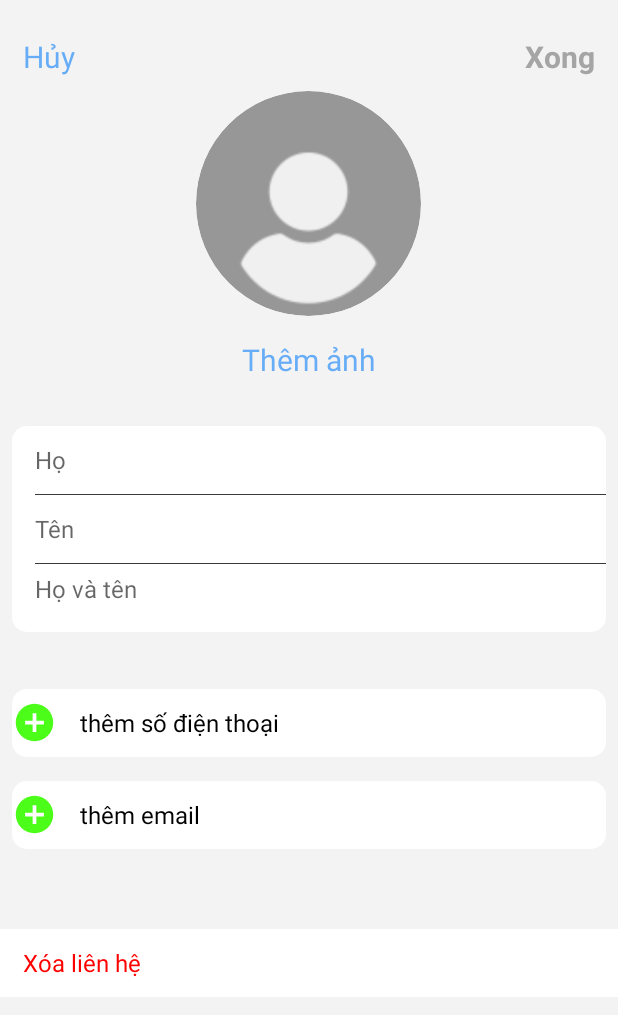
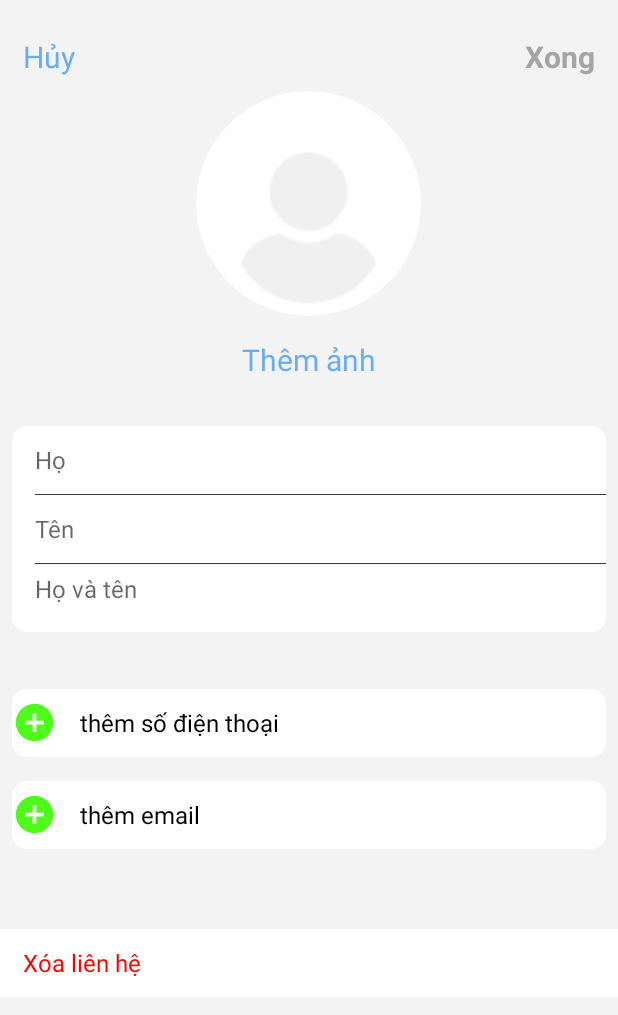
Before and after one commit to Lehuykchy/testIkameGlobal, an Android app: the EditContactActivity screen opened directly, with no data from a screen before it, on a phone screen of 412 x 824 dp. Shown: the top 1015 px of the screen. Run offline under Robolectric (Android 15) with nearby library versions, the phone set to English and light mode, and no system bars; 7 statements that could not run were skipped.

```diff
--- a/app/src/main/res/layout/contact_item.xml
+++ b/app/src/main/res/layout/contact_item.xml
@@ -44,7 +44,6 @@
         android:id="@+id/tv_contactitemfullname"
         android:layout_width="wrap_content"
         android:layout_height="wrap_content"
-        android:text="Abc"
         android:layout_marginLeft="15dp"
         android:maxLines="1"
         android:ellipsize="end"
--- a/app/src/main/res/layout/contactdetails_activity.xml
+++ b/app/src/main/res/layout/contactdetails_activity.xml
@@ -64,7 +64,7 @@
                 android:layout_height="100dp"
                 android:layout_centerInParent="true"
                 android:foregroundGravity="center"
-                android:backgroundTint="#979797"
+                android:background="#979797"
                 app:cardCornerRadius="50dp"
                 app:cardElevation="0dp">
 
--- a/app/src/main/res/layout/editontact_activity.xml
+++ b/app/src/main/res/layout/editontact_activity.xml
@@ -1,13 +1,16 @@
 <?xml version="1.0" encoding="utf-8"?>
-<androidx.core.widget.NestedScrollView xmlns:android="http://schemas.android.com/apk/res/android"
+<LinearLayout xmlns:android="http://schemas.android.com/apk/res/android"
     xmlns:app="http://schemas.android.com/apk/res-auto"
     android:layout_width="match_parent"
-    android:layout_height="match_parent">
+    android:layout_height="match_parent"
+    android:background="#F3F3F3">
 
-    <LinearLayout
+    <androidx.core.widget.NestedScrollView
+        android:layout_width="match_parent"
+        android:layout_height="match_parent">
+        <LinearLayout
         android:layout_width="match_parent"
         android:layout_height="match_parent"
-        android:background="#F3F3F3"
         android:gravity="center_horizontal"
         android:orientation="vertical">
 
@@ -52,7 +55,7 @@
             android:foregroundGravity="center"
             app:cardCornerRadius="75dp"
             app:cardElevation="0dp"
-            android:backgroundTint="#979797">
+            android:background="#979797">
 
             <ImageView
                 android:id="@+id/img_editcontact"
@@ -229,3 +232,5 @@
                 android:textSize="16dp" />
     </LinearLayout>
 </androidx.core.widget.NestedScrollView>
+
+</LinearLayout>
--- a/app/src/main/res/layout/email_item.xml
+++ b/app/src/main/res/layout/email_item.xml
@@ -1,7 +1,8 @@
 <?xml version="1.0" encoding="utf-8"?>
 <RelativeLayout xmlns:android="http://schemas.android.com/apk/res/android"
     android:layout_width="match_parent"
-    android:layout_height="45dp">
+    android:layout_height="45dp"
+    android:background="@drawable/radius_12white">
 
     <ImageView
         android:id="@+id/img_emailitemdelete"
@@ -42,7 +43,8 @@
         android:layout_centerVertical="true"
         android:maxLines="1"
         android:ellipsize="end"
-        android:inputType="textEmailAddress"/>
+        android:inputType="textEmailAddress"
+        android:textColor="@color/black"/>
 
     <ImageView
         android:id="@+id/img_emailitemdeteteinfo"
--- a/app/src/main/res/layout/homescreen_activity.xml
+++ b/app/src/main/res/layout/homescreen_activity.xml
@@ -115,13 +115,15 @@
                                 android:layout_height="wrap_content"
                                 android:text="Lê Huy"
                                 android:textSize="17dp"
-                                android:textStyle="bold" />
+                                android:textStyle="bold"
+                                android:textColor="@color/black"/>
 
                             <TextView
                                 android:layout_width="wrap_content"
                                 android:layout_height="wrap_content"
                                 android:text="Thẻ của tôi"
-                                android:textSize="17dp" />
+                                android:textSize="17dp"
+                                android:textColor="#959393"/>
 
 
                         </LinearLayout>
--- a/app/src/main/res/layout/layout_destroy_editcontact.xml
+++ b/app/src/main/res/layout/layout_destroy_editcontact.xml
@@ -20,7 +20,8 @@
             android:text="Bạn có muốn hủy bỏ thay đổi"
             android:textStyle="bold"
             android:gravity="center_vertical"
-            android:textSize="20dp"/>
+            android:textSize="20dp"
+            android:textColor="@color/black"/>
 
 
         <View
--- a/app/src/main/res/layout/phone_item.xml
+++ b/app/src/main/res/layout/phone_item.xml
@@ -1,7 +1,8 @@
 <?xml version="1.0" encoding="utf-8"?>
 <RelativeLayout xmlns:android="http://schemas.android.com/apk/res/android"
     android:layout_width="match_parent"
-    android:layout_height="45dp">
+    android:layout_height="45dp"
+    android:background="@drawable/radius_12white">
 
     <ImageView
         android:id="@+id/img_phoneitemdelete"
@@ -42,7 +43,8 @@
         android:layout_centerVertical="true"
         android:maxLines="1"
         android:ellipsize="end"
-        android:inputType="phone"/>
+        android:inputType="phone"
+        android:textColor="@color/black"/>
 
     <ImageView
         android:id="@+id/img_phoneitemdeteteinfo"
```
Also changed, not shown: app/src/main/res/layout/phoneemail_item.xml (+4 -5 lines).
